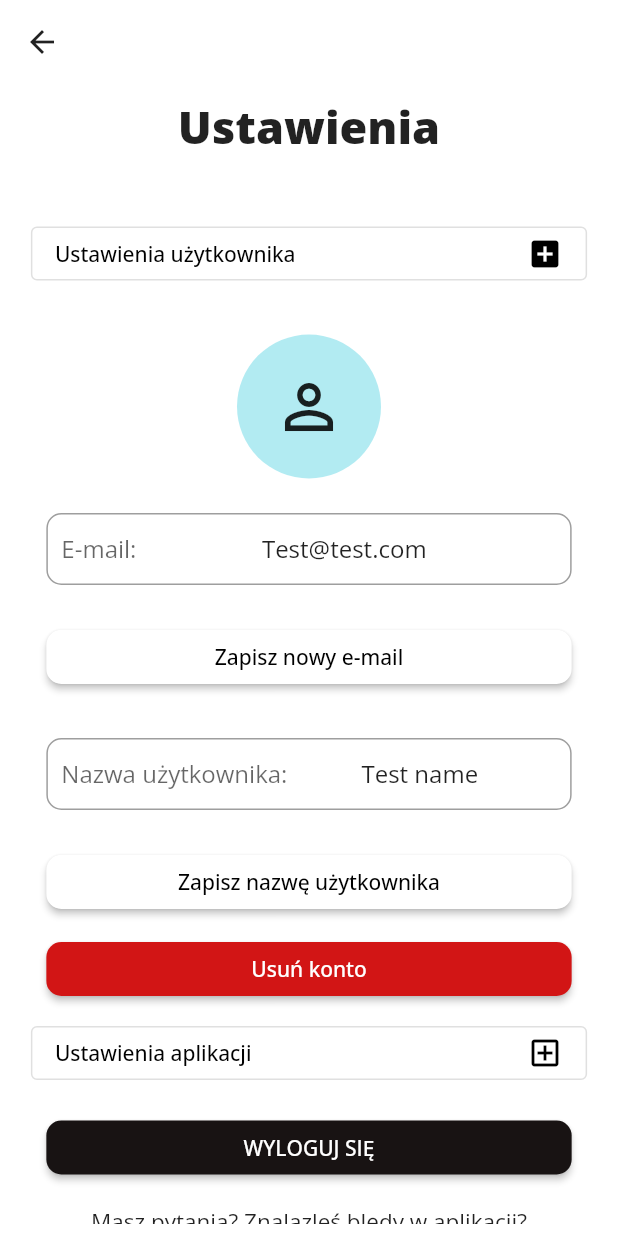
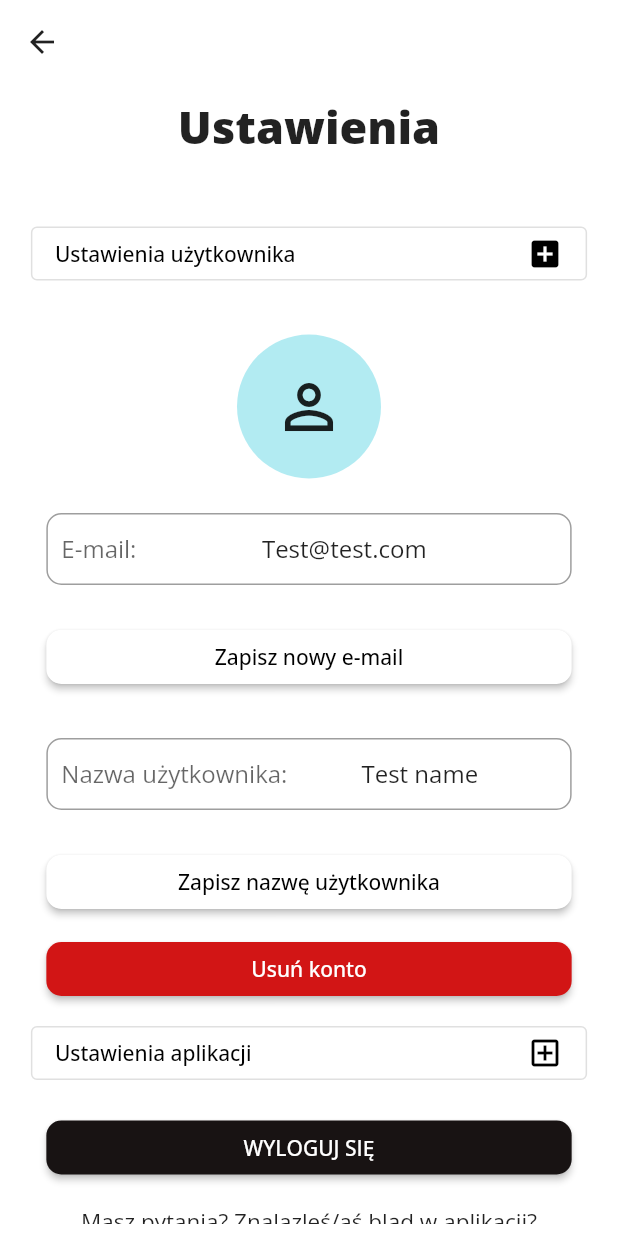
Before and after one commit to mkubis00/zupa_na_pietrynie, a Flutter app: the SettingOptionsPage screen opened directly, after a tap on "Ustawienia użytkownika", on a phone screen of 412 x 824 dp. Run offline on Flutter 3.47's test engine with Material 2 defaults, Android fonts, the phone set to English and light mode, and no system bars; our stand-ins replace bloc, cloud_firestore, equatable, firebase_auth, firebase_core, flutter_bloc and 4 more; missing offline and left inert: flow_builder, flutter_facebook_auth; accounts and stored records are empty.

Commit message:
Android test

```diff
--- a/lib/settings_options/view/settings_optins_form.dart
+++ b/lib/settings_options/view/settings_optins_form.dart
@@ -149,7 +149,7 @@ class _SettingsOptionsFormState extends State<SettingsOptionsForm> {
               SizedBox(
                   width: width*0.85,
                   child: Text(
-                  "Masz pytania? Znalazleś blędy w aplikacji? \n "
+                  "Masz pytania? Znalazleś/aś bląd w aplikacji? \n "
                       "Wyslij nam e-mail na adres",
                   textAlign: TextAlign.center,
                   style: TextStyle(
```
Also changed, not shown: 4 other files.
